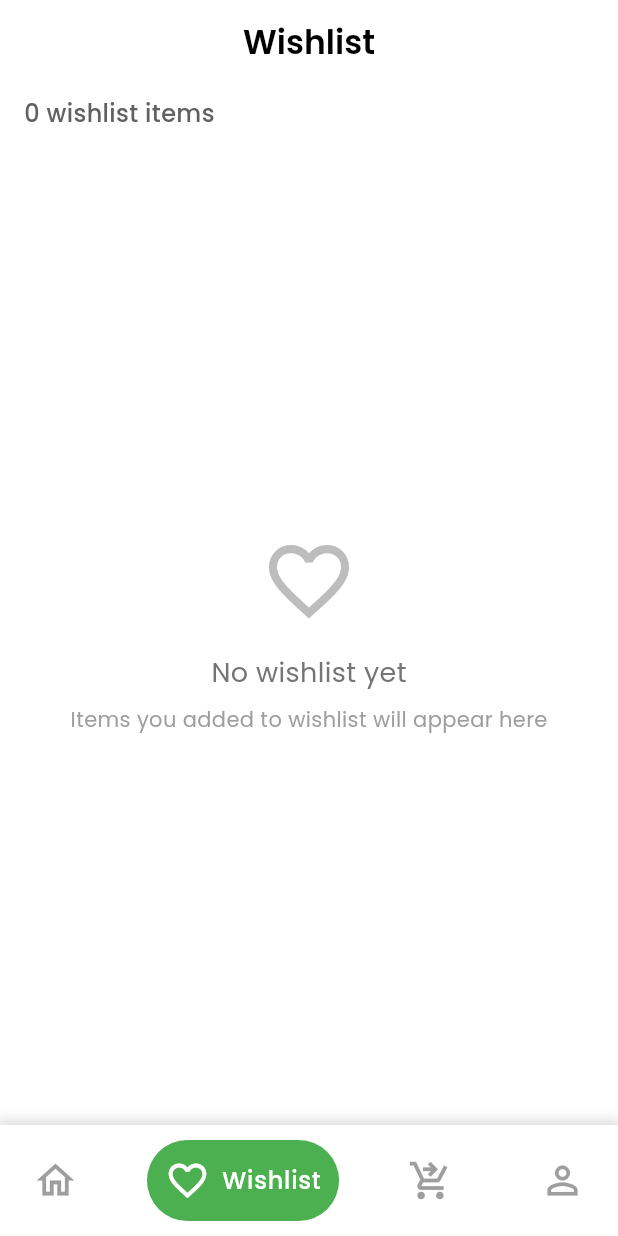
After one commit to TharushaPerera27070/Grocify, a Flutter app: the Base screen opened directly, item 2 of the bottom bar chosen, on a phone screen of 412 x 824 dp. The commit adds this screen. Run offline on Flutter 3.47's test engine with Material 3 defaults, Android fonts, the phone set to English and light mode, and no system bars; drawn by our look-alikes of google_nav_bar; our stand-ins replace animated_splash_screen, google_fonts.

Commit message:
feat: add cart and user profile screens, integrate navigation provider, and update dependencies

```diff
--- /dev/null
+++ b/grocify/lib/base.dart
@@ -0,0 +1,95 @@
+import 'package:flutter/material.dart';
+import 'package:google_fonts/google_fonts.dart';
+import 'package:google_nav_bar/google_nav_bar.dart';
+import 'package:grocify/providers/navigation_provider.dart';
+import 'package:provider/provider.dart';
+
+class Base extends StatefulWidget {
+  const Base({super.key});
+
+  @override
+  State<Base> createState() => _BaseState();
+}
+
+class _BaseState extends State<Base> {
+  @override
+  @override
+  Widget build(BuildContext context) {
+    return Scaffold(
+      body: context.watch<NavigationProvider>().currentScreen,
+      bottomNavigationBar: Container(
+        decoration: BoxDecoration(
+          color: Colors.white,
+          boxShadow: [
+            BoxShadow(
+              color: Colors.grey.withOpacity(0.3),
+              spreadRadius: 2,
+              blurRadius: 5,
+              offset: const Offset(0, -2),
+            ),
+          ],
+        ),
+        child: Padding(
+          padding: const EdgeInsets.all(10),
+          child: GNav(
+            backgroundColor: Colors.white,
+            color: Colors.grey,
+            activeColor: const Color.fromARGB(255, 255, 255, 255),
+            tabBackgroundColor: Colors.green,
+            padding: const EdgeInsets.all(12),
+            gap: 8,
+            tabs: [
+              GButton(
+                icon: Icons.home_outlined,
+                iconSize: 30,
+                text: 'Home',
+                textStyle: GoogleFonts.poppins(
+                  fontSize: 16,
+                  fontWeight: FontWeight.w500,
+                  letterSpacing: 0.5,
+                  color: Colors.white,
+                ),
+              ),
+              GButton(
+                icon: Icons.favorite_border,
+                iconSize: 30,
+                text: 'Wishlist',
+                textStyle: GoogleFonts.poppins(
+                  fontSize: 16,
+                  fontWeight: FontWeight.w500,
+                  letterSpacing: 0.5,
+                  color: Colors.white,
+                ),
+              ),
+              GButton(
+                icon: Icons.shopping_cart_checkout,
+                iconSize: 30,
+                text: 'Cart',
+                textStyle: GoogleFonts.poppins(
+                  fontSize: 16,
+                  fontWeight: FontWeight.w500,
+                  letterSpacing: 0.5,
+                  color: Colors.white,
+                ),
+              ),
+              GButton(
+                icon: Icons.person_outline,
+                iconSize: 30,
+                text: 'Profile',
+                textStyle: GoogleFonts.poppins(
+                  fontSize: 16,
+                  fontWeight: FontWeight.w500,
+                  letterSpacing: 0.5,
+                  color: Colors.white,
+                ),
+              ),
+            ],
+            onTabChange: (index) {
+              context.read<NavigationProvider>().updateIndex(index);
+            },
+          ),
+        ),
+      ),
+    );
+  }
+}
--- /dev/null
+++ b/grocify/lib/providers/navigation_provider.dart
@@ -0,0 +1,24 @@
+import 'package:flutter/material.dart';
+import 'package:grocify/screens/cart/cart.dart';
+import 'package:grocify/screens/home/home.dart';
+import 'package:grocify/screens/profile/user_profile.dart';
+import 'package:grocify/screens/wish_list/wishlist.dart';
+
+class NavigationProvider extends ChangeNotifier {
+  int _currentIndex = 0;
+  Widget currentScreen = const Home();
+
+  void updateIndex(int index) {
+    _currentIndex = index;
+    if (_currentIndex == 0) {
+      currentScreen = const Home();
+    } else if (_currentIndex == 1) {
+      currentScreen = const Wishlist();
+    } else if (_currentIndex == 2) {
+      currentScreen = const Cart();
+    } else {
+      currentScreen = const UserProfile();
+    }
+    notifyListeners();
+  }
+}
--- /dev/null
+++ b/grocify/lib/screens/wish_list/wishlist.dart
@@ -0,0 +1,97 @@
+import 'package:flutter/material.dart';
+import 'package:google_fonts/google_fonts.dart';
+import 'package:grocify/data/shop.dart';
+import 'package:grocify/widgets/product_details/product_card.dart';
+
+class Wishlist extends StatefulWidget {
+  const Wishlist({super.key});
+
+  @override
+  State<Wishlist> createState() => _WishlistState();
+}
+
+class _WishlistState extends State<Wishlist> {
+  @override
+  Widget build(BuildContext context) {
+    final favorites = ProductData.favorites;
+
+    return Scaffold(
+      backgroundColor: Colors.white,
+      appBar: AppBar(
+        title: Text(
+          'Wishlist',
+          style: GoogleFonts.poppins(
+            color: Colors.black,
+            fontWeight: FontWeight.w600,
+          ),
+        ),
+        backgroundColor: Colors.white,
+        elevation: 0,
+        automaticallyImplyLeading: false,
+        centerTitle: true,
+      ),
+      body: Column(
+        crossAxisAlignment: CrossAxisAlignment.start,
+        children: [
+          // Item count text at top left
+          Padding(
+            padding: const EdgeInsets.fromLTRB(16, 8, 16, 8),
+            child: Text(
+              '${favorites.length} ${favorites.length == 1 ? 'wishlist item' : 'wishlist items'}',
+              style: GoogleFonts.poppins(
+                fontSize: 16,
+                color: Colors.grey[700],
+                fontWeight: FontWeight.w500,
+              ),
+            ),
+          ),
+
+          // Main content
+          Expanded(
+            child:
+                favorites.isEmpty
+                    ? Center(
+                      child: Column(
+                        mainAxisAlignment: MainAxisAlignment.center,
+                        children: [
+                          Icon(
+                            Icons.favorite_border,
+                            size: 64,
+                            color: Colors.grey[400],
+                          ),
+                          const SizedBox(height: 16),
+                          Text(
+                            'No wishlist yet',
+                            style: GoogleFonts.poppins(
+                              fontSize: 18,
+                              color: Colors.grey[600],
+                            ),
+                          ),
+                          const SizedBox(height: 8),
+                          Text(
+                            'Items you added to wishlist will appear here',
+                            style: GoogleFonts.poppins(color: Colors.grey[500]),
+                          ),
+                        ],
+                      ),
+                    )
+                    : GridView.builder(
+                      padding: const EdgeInsets.all(16),
+                      gridDelegate:
+                          const SliverGridDelegateWithFixedCrossAxisCount(
+                            crossAxisCount: 2,
+                            crossAxisSpacing: 16,
+                            mainAxisSpacing: 16,
+                            childAspectRatio: 0.7,
+                          ),
+                      itemCount: favorites.length,
+                      itemBuilder: (context, index) {
+                        return ProductCard(product: favorites[index]);
+                      },
+                    ),
+          ),
+        ],
+      ),
+    );
+  }
+}
--- a/grocify/lib/widgets/product_details/product_card.dart
+++ b/grocify/lib/widgets/product_details/product_card.dart
@@ -2,7 +2,7 @@
 import 'package:flutter/material.dart';
 import 'package:google_fonts/google_fonts.dart';
 import 'package:grocify/data/shop.dart';
-import 'package:grocify/home/product_detail_page.dart';
+import 'package:grocify/screens/home/product_detail_page.dart';
 import 'package:grocify/model/shop.dart';
 
 class ProductCard extends StatelessWidget {
--- a/grocify/lib/widgets/product_details/product_image_viewer.dart
+++ b/grocify/lib/widgets/product_details/product_image_viewer.dart
@@ -69,10 +69,7 @@ class _ProductImageViewerState extends State<ProductImageViewer> {
                     margin: const EdgeInsets.only(right: 8),
                     decoration: BoxDecoration(
                       border: Border.all(
-                        color:
-                            isSelected
-                                ? const Color.fromARGB(255, 165, 81, 139)
-                                : Colors.grey.shade300,
+                        color: isSelected ? Colors.green : Colors.grey.shade300,
                         width: 2,
                       ),
                       borderRadius: BorderRadius.circular(8),
--- a/grocify/pubspec.yaml
+++ b/grocify/pubspec.yaml
@@ -45,6 +45,7 @@ dependencies:
   intl: ^0.17.0
   animated_splash_screen: ^1.3.0
   flutter_native_splash: ^2.4.4
+  google_nav_bar: ^5.0.7
 
 dev_dependencies:
   flutter_test:
```
Also changed, not shown: grocify/lib/auth/login.dart (+22 -2 lines), grocify/lib/auth/sign_up.dart (+20 -0 lines), grocify/lib/main.dart (+8 -1 lines), grocify/lib/screens/cart/cart.dart (added, +15 -0 lines), grocify/lib/screens/profile/user_profile.dart (added, +15 -0 lines), grocify/lib/widgets/product_details/related_products.dart (+7 -7 lines), grocify/lib/screens/home/home.dart (renamed from grocify/lib/home/home.dart), grocify/lib/screens/home/product_detail_page.dart (renamed from grocify/lib/home/product_detail_page.dart), grocify/pubspec.lock.
